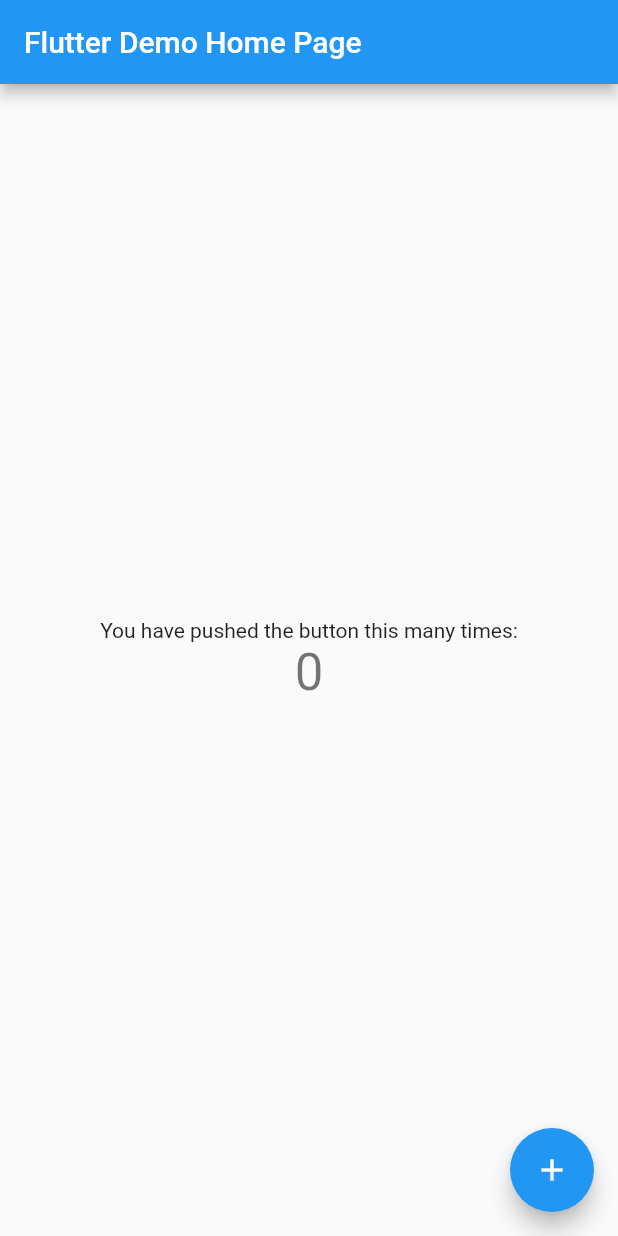
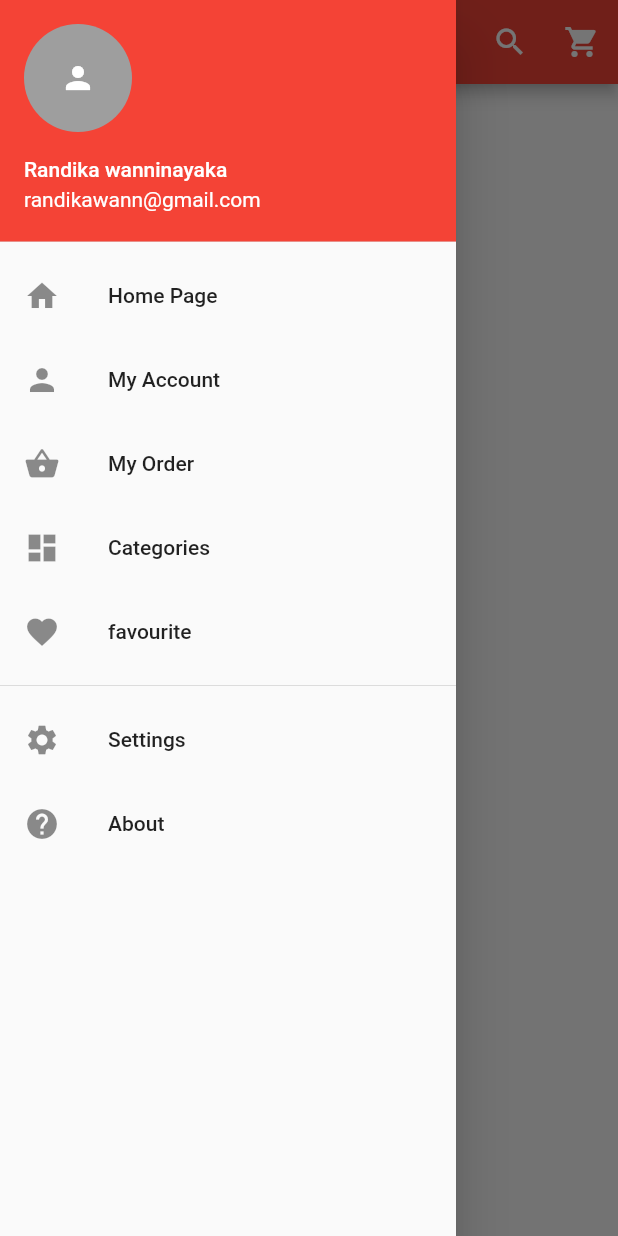
Before and after one commit to randikawann/2ndFlutterApp20200406, a Flutter app: the screen it shows after launch, with the side drawer open (before the commit the screen has no drawer), on a phone screen of 412 x 824 dp. Run offline on Flutter 3.47's test engine with Material 2 defaults, Android fonts, the phone set to English and light mode, and no system bars.

Commit message:
added all updated

```diff
--- a/lib/main.dart
+++ b/lib/main.dart
@@ -1,117 +1,113 @@
 import 'package:flutter/material.dart';
 
 void main() {
-  runApp(MyApp());
+  runApp(MaterialApp(
+    debugShowCheckedModeBanner: false,
+    home: HomePage(),
+  ));
 }
 
-class MyApp extends StatelessWidget {
-  // This widget is the root of your application.
+class HomePage extends StatefulWidget {
+  @override
+  _HomePageState createState() => _HomePageState();
+}
+
+class _HomePageState extends State<HomePage> {
   @override
   Widget build(BuildContext context) {
-    return MaterialApp(
-      title: 'Flutter Demo',
-      theme: ThemeData(
-        // This is the theme of your application.
-        //
-        // Try running your application with "flutter run". You'll see the
-        // application has a blue toolbar. Then, without quitting the app, try
-        // changing the primarySwatch below to Colors.green and then invoke
-        // "hot reload" (press "r" in the console where you ran "flutter run",
-        // or simply save your changes to "hot reload" in a Flutter IDE).
-        // Notice that the counter didn't reset back to zero; the application
-        // is not restarted.
-        primarySwatch: Colors.blue,
-        // This makes the visual density adapt to the platform that you run
-        // the app on. For desktop platforms, the controls will be smaller and
-        // closer together (more dense) than on mobile platforms.
-        visualDensity: VisualDensity.adaptivePlatformDensity,
-      ),
-      home: MyHomePage(title: 'Flutter Demo Home Page'),
-    );
-  }
-}
-
-class MyHomePage extends StatefulWidget {
-  MyHomePage({Key key, this.title}) : super(key: key);
-
-  // This widget is the home page of your application. It is stateful, meaning
-  // that it has a State object (defined below) that contains fields that affect
-  // how it looks.
-
-  // This class is the configuration for the state. It holds the values (in this
-  // case the title) provided by the parent (in this case the App widget) and
-  // used by the build method of the State. Fields in a Widget subclass are
-  // always marked "final".
-
-  final String title;
-
-  @override
-  _MyHomePageState createState() => _MyHomePageState();
-}
-
-class _MyHomePageState extends State<MyHomePage> {
-  int _counter = 0;
-
-  void _incrementCounter() {
-    setState(() {
-      // This call to setState tells the Flutter framework that something has
-      // changed in this State, which causes it to rerun the build method below
-      // so that the display can reflect the updated values. If we changed
-      // _counter without calling setState(), then the build method would not be
-      // called again, and so nothing would appear to happen.
-      _counter++;
-    });
-  }
-
-  @override
-  Widget build(BuildContext context) {
-    // This method is rerun every time setState is called, for instance as done
-    // by the _incrementCounter method above.
-    //
-    // The Flutter framework has been optimized to make rerunning build methods
-    // fast, so that you can just rebuild anything that needs updating rather
-    // than having to individually change instances of widgets.
     return Scaffold(
       appBar: AppBar(
-        // Here we take the value from the MyHomePage object that was created by
-        // the App.build method, and use it to set our appbar title.
-        title: Text(widget.title),
+        centerTitle: true,
+        backgroundColor: Colors.red,
+        title: Text(
+          'Shop App',
+        ),
+        actions: <Widget>[
+          IconButton(
+            icon: Icon(Icons.search),
+            color: Colors.white,
+            onPressed: () {},
+          ),
+          IconButton(
+            icon: Icon(Icons.shopping_cart),
+            color: Colors.white,
+            onPressed: () {},
+          ),
+        ],
       ),
-      body: Center(
-        // Center is a layout widget. It takes a single child and positions it
-        // in the middle of the parent.
-        child: Column(
-          // Column is also a layout widget. It takes a list of children and
-          // arranges them vertically. By default, it sizes itself to fit its
-          // children horizontally, and tries to be as tall as its parent.
-          //
-          // Invoke "debug painting" (press "p" in the console, choose the
-          // "Toggle Debug Paint" action from the Flutter Inspector in Android
-          // Studio, or the "Toggle Debug Paint" command in Visual Studio Code)
-          // to see the wireframe for each widget.
-          //
-          // Column has various properties to control how it sizes itself and
-          // how it positions its children. Here we use mainAxisAlignment to
-          // center the children vertically; the main axis here is the vertical
-          // axis because Columns are vertical (the cross axis would be
-          // horizontal).
-          mainAxisAlignment: MainAxisAlignment.center,
+      drawer: Drawer(
+        child: ListView(
           children: <Widget>[
-            Text(
-              'You have pushed the button this many times:',
+            //header
+            UserAccountsDrawerHeader(
+              accountName: Text('Randika wanninayaka'),
+              accountEmail: Text('randikawann@gmail.com'),
+              currentAccountPicture: GestureDetector(
+                child: CircleAvatar(
+                  backgroundColor: Colors.grey,
+                  child: Icon(
+                    Icons.person,
+                    color: Colors.white,
+                  ),
+                ),
+              ),
+              decoration: BoxDecoration(
+                color: Colors.red,
+              ),
             ),
-            Text(
-              '$_counter',
-              style: Theme.of(context).textTheme.headline4,
+            InkWell(
+              onTap: (){},
+              child: ListTile(
+                title: Text('Home Page'),
+                leading: Icon(Icons.home),
+              ),
+            ),
+            InkWell(
+              onTap: (){},
+              child: ListTile(
+                title: Text('My Account'),
+                leading: Icon(Icons.person),
+              ),
+            ),
+            InkWell(
+              onTap: (){},
+              child: ListTile(
+                title: Text('My Order'),
+                leading: Icon(Icons.shopping_basket),
+              ),
+            ),
+            InkWell(
+              onTap: (){},
+              child: ListTile(
+                title: Text('Categories'),
+                leading: Icon(Icons.dashboard),
+              ),
+            ),
+            InkWell(
+              onTap: (){},
+              child: ListTile(
+                title: Text('favourite'),
+                leading: Icon(Icons.favorite),
+              ),
+            ),
+            Divider(),
+            InkWell(
+              onTap: (){},
+              child: ListTile(
+                title: Text('Settings'),
+                leading: Icon(Icons.settings),
+              ),
+            ),
+            InkWell(
+              onTap: (){},
+              child: ListTile(
+                title: Text('About'),
+                leading: Icon(Icons.help),
+              ),
             ),
           ],
         ),
       ),
-      floatingActionButton: FloatingActionButton(
-        onPressed: _incrementCounter,
-        tooltip: 'Increment',
-        child: Icon(Icons.add),
-      ), // This trailing comma makes auto-formatting nicer for build methods.
     );
   }
 }
```
